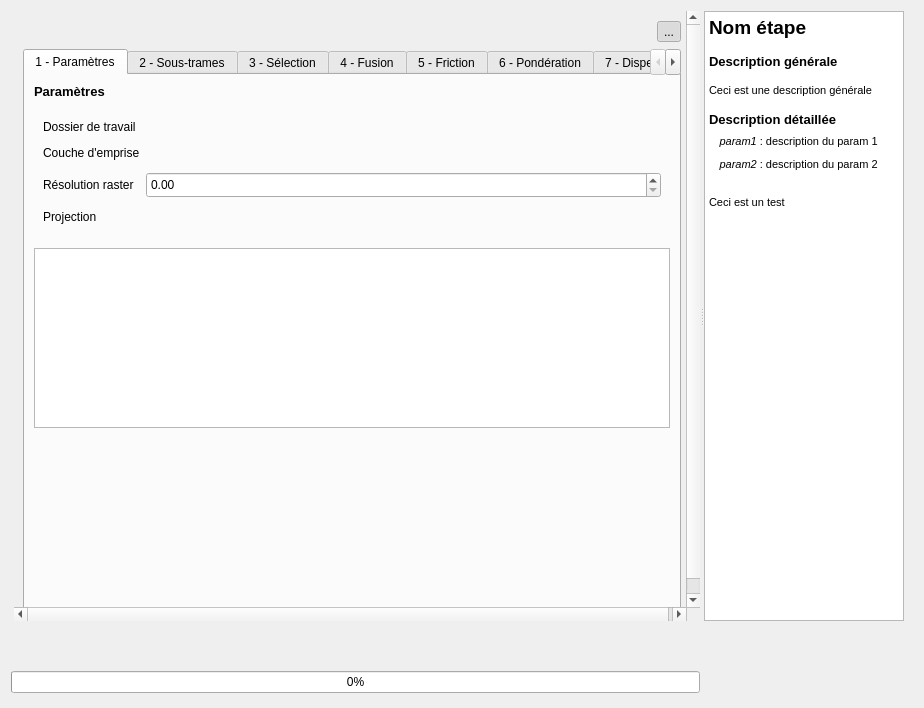
First picture: the form in BioDispersal_dialog_base.ui, repository MathieuChailloux/BioDispersal, before the edit.
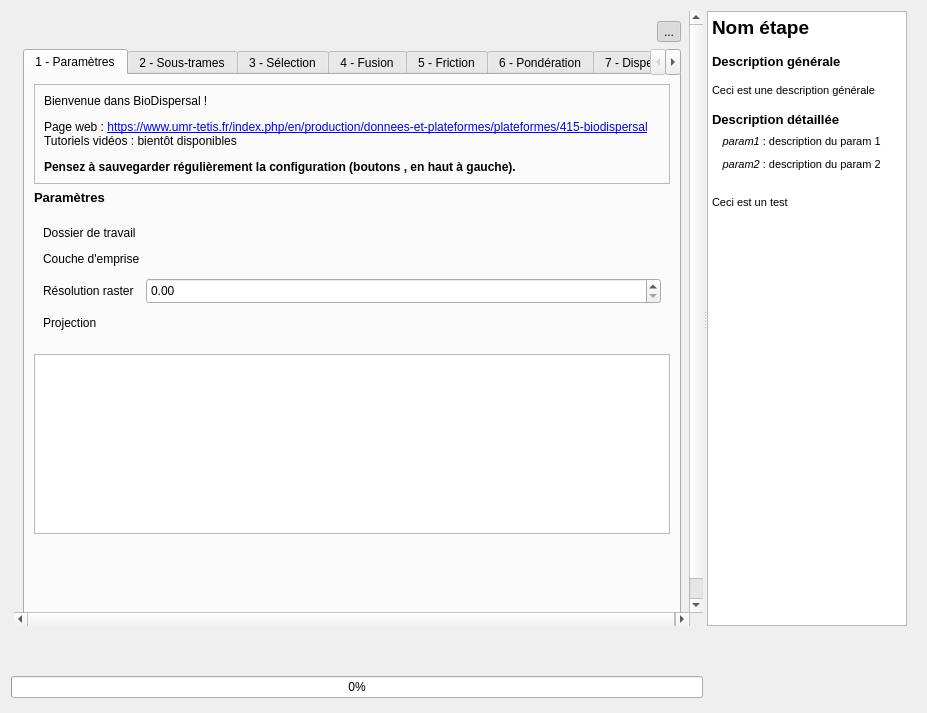
Second picture: the form after the edit. Icons and pictures are not drawn. Custom widgets are drawn as their Qt base class.

Commit message: Welcome text + french version of about dialog

What changed in the file:
```diff
--- a/BioDispersal_dialog_base.ui
+++ b/BioDispersal_dialog_base.ui
@@ -6,8 +6,8 @@
    <rect>
     <x>0</x>
     <y>0</y>
-    <width>924</width>
-    <height>708</height>
+    <width>927</width>
+    <height>713</height>
    </rect>
   </property>
   <property name="sizePolicy">
@@ -76,8 +76,8 @@
            <rect>
             <x>0</x>
             <y>0</y>
-            <width>689</width>
-            <height>614</height>
+            <width>692</width>
+            <height>619</height>
            </rect>
           </property>
           <property name="sizePolicy">
@@ -238,7 +238,7 @@
            <item row="1" column="0" colspan="7">
             <widget class="QTabWidget" name="mTabWidget">
              <property name="sizePolicy">
-              <sizepolicy hsizetype="Expanding" vsizetype="Expanding">
+              <sizepolicy hsizetype="Expanding" vsizetype="MinimumExpanding">
                <horstretch>2</horstretch>
                <verstretch>0</verstretch>
               </sizepolicy>
@@ -256,21 +256,48 @@
               <attribute name="title">
                <string>1 - Paramètres</string>
               </attribute>
-              <layout class="QGridLayout" name="gridLayout_5">
-               <item row="3" column="1">
-                <spacer name="verticalSpacer">
-                 <property name="orientation">
-                  <enum>Qt::Vertical</enum>
+              <layout class="QVBoxLayout" name="verticalLayout_2">
+               <item>
+                <widget class="QFrame" name="frame_14">
+                 <property name="sizePolicy">
+                  <sizepolicy hsizetype="Preferred" vsizetype="Fixed">
+                   <horstretch>0</horstretch>
+                   <verstretch>0</verstretch>
+                  </sizepolicy>
                  </property>
-                 <property name="sizeHint" stdset="0">
+                 <property name="maximumSize">
                   <size>
-                   <width>20</width>
-                   <height>40</height>
+                   <width>16777213</width>
+                   <height>130</height>
                   </size>
                  </property>
-                </spacer>
+                 <property name="frameShape">
+                  <enum>QFrame::StyledPanel</enum>
+                 </property>
+                 <property name="frameShadow">
+                  <enum>QFrame::Raised</enum>
+                 </property>
+                 <layout class="QGridLayout" name="gridLayout_5">
+                  <item row="0" column="0">
+                   <widget class="QLabel" name="label_11">
+                    <property name="sizePolicy">
+                     <sizepolicy hsizetype="Preferred" vsizetype="Expanding">
+                      <horstretch>0</horstretch>
+                      <verstretch>0</verstretch>
+                     </sizepolicy>
+                    </property>
+                    <property name="text">
+                     <string>&lt;html&gt;&lt;head/&gt;&lt;body&gt;&lt;p&gt;Bienvenue dans BioDispersal !&lt;/p&gt;&lt;p&gt;Page web : &lt;a href=&quot;https://www.umr-tetis.fr/index.php/en/production/donnees-et-plateformes/plateformes/415-biodispersal&quot;&gt;&lt;span style=&quot; text-decoration: underline; color:#0000ff;&quot;&gt;https://www.umr-tetis.fr/index.php/en/production/donnees-et-plateformes/plateformes/415-biodispersal&lt;/span&gt;&lt;/a&gt;&lt;br/&gt;Tutoriels vidéos : bientôt disponibles&lt;/p&gt;&lt;p&gt;&lt;span style=&quot; font-weight:600;&quot;&gt;Pensez à sauvegarder régulièrement la configuration (boutons &lt;/span&gt;&lt;img src=&quot;:/plugins/BioDispersal/icons/mActionFileSaveAs.svg&quot;/&gt;&lt;span style=&quot; font-weight:600;&quot;&gt;, &lt;/span&gt;&lt;img src=&quot;:/plugins/BioDispersal/icons/mActionFileSave.svg&quot;/&gt;&lt;span style=&quot; font-weight:600;&quot;&gt; en haut à gauche).&lt;/span&gt;&lt;/p&gt;&lt;/body&gt;&lt;/html&gt;</string>
+                    </property>
+                    <property name="wordWrap">
+                     <bool>true</bool>
+                    </property>
+                   </widget>
+                  </item>
+                 </layout>
+                </widget>
                </item>
-               <item row="0" column="0">
+               <item>
                 <widget class="QLabel" name="paramlabel">
                  <property name="sizePolicy">
                   <sizepolicy hsizetype="Fixed" vsizetype="Fixed">
@@ -290,35 +317,7 @@
                  </property>
                 </widget>
                </item>
-               <item row="2" column="0" colspan="2">
-                <widget class="QTableView" name="paramsView">
-                 <property name="enabled">
-                  <bool>true</bool>
-                 </property>
-                 <property name="maximumSize">
-                  <size>
-                   <width>16777215</width>
-                   <height>180</height>
-                  </size>
-                 </property>
-                 <property name="editTriggers">
-                  <set>QAbstractItemView::NoEditTriggers</set>
-                 </property>
-                 <property name="dragEnabled">
-                  <bool>false</bool>
-                 </property>
-                 <property name="alternatingRowColors">
-                  <bool>false</bool>
-                 </property>
-                 <property name="selectionBehavior">
-                  <enum>QAbstractItemView::SelectItems</enum>
-                 </property>
-                 <property name="sortingEnabled">
-                  <bool>false</bool>
-                 </property>
-                </widget>
-               </item>
-               <item row="1" column="0" colspan="2">
+               <item>
                 <widget class="QFrame" name="frame_12">
                  <property name="sizePolicy">
                   <sizepolicy hsizetype="Expanding" vsizetype="Fixed">
@@ -446,6 +445,62 @@
                  </layout>
                 </widget>
                </item>
+               <item>
+                <widget class="QTableView" name="paramsView">
+                 <property name="enabled">
+                  <bool>true</bool>
+                 </property>
+                 <property name="sizePolicy">
+                  <sizepolicy hsizetype="Expanding" vsizetype="Fixed">
+                   <horstretch>0</horstretch>
+                   <verstretch>0</verstretch>
+                  </sizepolicy>
+                 </property>
+                 <property name="minimumSize">
+                  <size>
+                   <width>0</width>
+                   <height>180</height>
+                  </size>
+                 </property>
+                 <property name="maximumSize">
+                  <size>
+                   <width>16777215</width>
+                   <height>180</height>
+                  </size>
+                 </property>
+                 <property name="editTriggers">
+                  <set>QAbstractItemView::NoEditTriggers</set>
+                 </property>
+                 <property name="dragEnabled">
+                  <bool>false</bool>
+                 </property>
+                 <property name="alternatingRowColors">
+                  <bool>false</bool>
+                 </property>
+                 <property name="selectionBehavior">
+                  <enum>QAbstractItemView::SelectItems</enum>
+                 </property>
+                 <property name="sortingEnabled">
+                  <bool>false</bool>
+                 </property>
+                </widget>
+               </item>
+               <item>
+                <spacer name="verticalSpacer">
+                 <property name="orientation">
+                  <enum>Qt::Vertical</enum>
+                 </property>
+                 <property name="sizeType">
+                  <enum>QSizePolicy::Expanding</enum>
+                 </property>
+                 <property name="sizeHint" stdset="0">
+                  <size>
+                   <width>20</width>
+                   <height>60</height>
+                  </size>
+                 </property>
+                </spacer>
+               </item>
               </layout>
              </widget>
              <widget class="QWidget" name="stTab">
```
Left out of the diff: 184 changed lines with no effect on the pictures. The commit also changes 1 other file.
